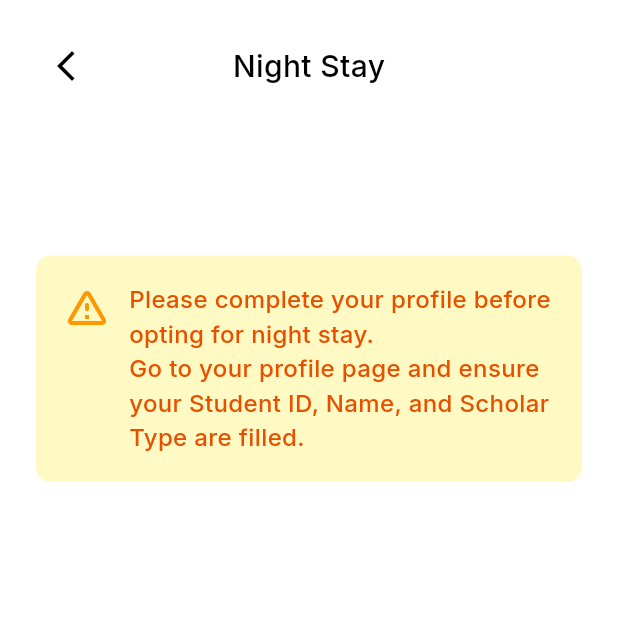
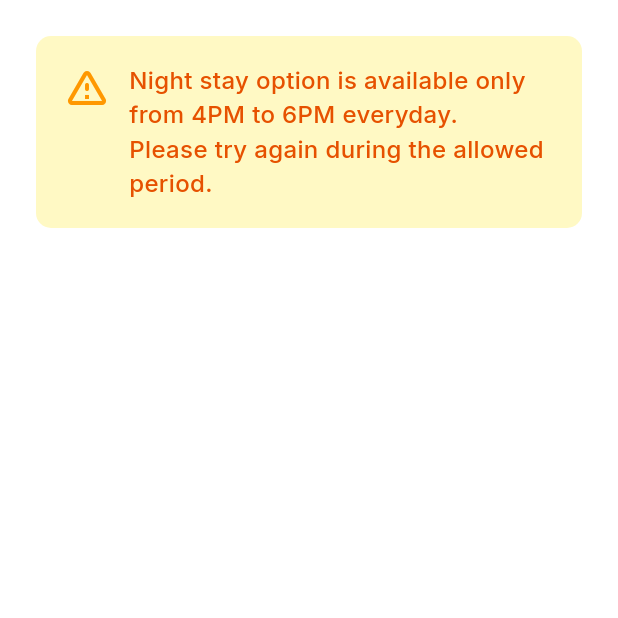
Before and after one commit to Sparkinovtech/Sairam, a Flutter app: the NightStayOptInScreen screen opened directly, on a phone screen of 412 x 824 dp, the top half of it. Run offline on Flutter 3.47's test engine with Material 3 defaults, Android fonts, the phone set to English and light mode, and no system bars; our stand-ins replace bloc, cloud_firestore, connectivity_plus, equatable, file_picker, firebase_auth and 11 more; missing offline and left inert: timeline_tile_plus; accounts and stored records are empty; project files that could hold a hidden picture were left out.

Commit message:
Changes to night stay UI and implementations

```diff
--- a/lib/Profile/Views/Components/Edit_Profile/edit_profile.dart
+++ b/lib/Profile/Views/Components/Edit_Profile/edit_profile.dart
@@ -361,7 +361,7 @@ class _EditProfileState extends State<EditProfile> {
     required String Function(T) itemLabelBuilder,
   }) {
     return DropdownButtonFormField<T>(
-      value: options.contains(selectedValue) ? selectedValue : null,
+      initialValue: options.contains(selectedValue) ? selectedValue : null,
       onChanged: onChange,
       isExpanded: true,
       decoration: InputDecoration(
--- a/lib/View/Components/Home/Components/Night_Stay/bloc/night_stay_bloc.dart
+++ b/lib/View/Components/Home/Components/Night_Stay/bloc/night_stay_bloc.dart
@@ -15,7 +15,8 @@ class NightStayBloc extends Bloc<NightStayEvent, NightStayState> {
     on<LoadNightStayStudentsEvent>(_onLoadStudents);
     on<_StudentsUpdated>(
       _onStudentsUpdated,
-    ); // Register handler for internal event
+    ); // Register handler for internal event<
+    on<CheckNightStayStatusEvent>(_onCheckNightStayStatus);
 
     // Automatically start listening for student list changes
     add(LoadNightStayStudentsEvent());
@@ -39,6 +40,19 @@ class NightStayBloc extends Bloc<NightStayEvent, NightStayState> {
       } else {
         emit(NightStayFailure('Invalid choice'));
       }
+    } catch (e) {
+      emit(NightStayFailure(e.toString()));
+    }
+  }
+
+  Future<void> _onCheckNightStayStatus(
+    CheckNightStayStatusEvent event,
+    Emitter<NightStayState> emit,
+  ) async {
+    emit(NightStayLoading());
+    try {
+      final hasOpted = await _provider.hasOptedForNightStay(event.studentId);
+      emit(NightStayStatusState(hasOpted));
     } catch (e) {
       emit(NightStayFailure(e.toString()));
     }
--- a/lib/View/Components/Home/Components/Night_Stay/bloc/night_stay_event.dart
+++ b/lib/View/Components/Home/Components/Night_Stay/bloc/night_stay_event.dart
@@ -21,3 +21,14 @@ class SaveNightStayEvent extends NightStayEvent {
 
 // Event to load/listen to night stay students (optional)
 class LoadNightStayStudentsEvent extends NightStayEvent {}
+
+
+// Add new event for checking current user's night stay status
+class CheckNightStayStatusEvent extends NightStayEvent {
+  final String studentId;
+
+  const CheckNightStayStatusEvent(this.studentId);
+
+  @override
+  List<Object?> get props => [studentId];
+}
--- a/lib/View/Components/Home/Components/Night_Stay/bloc/night_stay_state.dart
+++ b/lib/View/Components/Home/Components/Night_Stay/bloc/night_stay_state.dart
@@ -32,3 +32,13 @@ class NightStayLoaded extends NightStayState {
   @override
   List<Object?> get props => [students];
 }
+
+// Add new state for night stay status result
+class NightStayStatusState extends NightStayState {
+  final bool hasOpted;
+
+  const NightStayStatusState(this.hasOpted);
+
+  @override
+  List<Object?> get props => [hasOpted];
+}
--- a/lib/View/Components/Home/Components/Night_Stay/views/night_stay_opt_in_screen.dart
+++ b/lib/View/Components/Home/Components/Night_Stay/views/night_stay_opt_in_screen.dart
@@ -1,5 +1,3 @@
-import 'dart:developer' as devtools;
-
 import 'package:flutter/material.dart';
 import 'package:flutter_bloc/flutter_bloc.dart';
 import 'package:google_fonts/google_fonts.dart';
@@ -17,23 +15,158 @@ class NightStayOptInScreen extends StatefulWidget {
 }
 
 class _NightStayOptInScreenState extends State<NightStayOptInScreen> {
-  String? nightStayChoice; // "Yes" or "No"
+  bool hasOptedIn = false;
+
+  // Check if current time is between 4PM and 6PM
+  bool get isWithinAllowedTime {
+    final now = DateTime.now();
+    final start = DateTime(now.year, now.month, now.day, 16);
+    final end = DateTime(now.year, now.month, now.day, 18);
+    return now.isAfter(start) && now.isBefore(end);
+  }
 
   bool get infoMissing => widget.nightStayStudent == null;
 
   @override
+  void initState() {
+    super.initState();
+    // Dispatch event to check current night stay status from Firestore
+    if (widget.nightStayStudent != null) {
+      context.read<NightStayBloc>().add(
+        CheckNightStayStatusEvent(widget.nightStayStudent!.studentId),
+      );
+    }
+  }
+
+  void _toggleNightStay() {
+    if (widget.nightStayStudent == null) return;
+
+    if (hasOptedIn) {
+      // Cancel night stay request (No)
+      context.read<NightStayBloc>().add(
+        SaveNightStayEvent(widget.nightStayStudent!, 'No'),
+      );
+    } else {
+      // Opt in for night stay (Yes)
+      context.read<NightStayBloc>().add(
+        SaveNightStayEvent(widget.nightStayStudent!, 'Yes'),
+      );
+    }
+    // No need for setState here; react to bloc state changes
+  }
+
+  @override
   Widget build(BuildContext context) {
-    devtools.log("The Nigth stay student is ${widget.nightStayStudent}");
-    devtools.log("the Infomissing is $infoMissing");
     var size = MediaQuery.of(context).size;
 
+    // If outside allowed time, you can optionally enable this block to show warning
+    if (!isWithinAllowedTime) {
       return Scaffold(
+        backgroundColor: Colors.white,
+        body: SafeArea(
+          child: Container(
+            margin: const EdgeInsets.symmetric(horizontal: 24, vertical: 24),
+            padding: const EdgeInsets.all(18),
+            decoration: BoxDecoration(
+              color: Colors.yellow[100],
+              borderRadius: BorderRadius.circular(10),
+            ),
+            child: Row(
+              crossAxisAlignment: CrossAxisAlignment.start,
+              children: [
+                const Icon(
+                  Icons.warning_amber_rounded,
+                  color: Colors.orange,
+                  size: 32,
+                ),
+                const SizedBox(width: 12),
+                Expanded(
+                  child: Text(
+                    'Night stay option is available only from 4PM to 6PM everyday.\n'
+                    'Please try again during the allowed period.',
+                    style: GoogleFonts.inter(
+                      color: Colors.orange[900],
+                      fontSize: 16,
+                      fontWeight: FontWeight.w500,
+                    ),
+                  ),
+                ),
+              ],
+            ),
+          ),
+        ),
+      );
+    }
+
+    // Within allowed time, if profile incomplete show profile incomplete widget
+    if (infoMissing) {
+      return Scaffold(
+        backgroundColor: Colors.white,
+        body: SafeArea(
+          child: Container(
+            margin: const EdgeInsets.symmetric(horizontal: 24, vertical: 24),
+            padding: const EdgeInsets.all(18),
+            decoration: BoxDecoration(
+              color: Colors.yellow[100],
+              borderRadius: BorderRadius.circular(10),
+            ),
+            child: Row(
+              crossAxisAlignment: CrossAxisAlignment.start,
+              children: [
+                const Icon(
+                  Icons.warning_amber_rounded,
+                  color: Colors.orange,
+                  size: 32,
+                ),
+                const SizedBox(width: 12),
+                Expanded(
+                  child: Text(
+                    'Please complete your profile before opting for night stay.\n'
+                    'Go to your profile page and ensure your Student ID, Name, and Scholar Type are filled.',
+                    style: GoogleFonts.inter(
+                      color: Colors.orange[900],
+                      fontSize: 16,
+                      fontWeight: FontWeight.w500,
+                    ),
+                  ),
+                ),
+              ],
+            ),
+          ),
+        ),
+      );
+    }
+
+    // Within allowed time and profile complete: show the toggle button with related text
+    return BlocListener<NightStayBloc, NightStayState>(
+      listener: (context, state) {
+        if (state is NightStayStatusState) {
+          setState(() {
+            hasOptedIn = state.hasOpted;
+          });
+        } else if (state is NightStaySuccess) {
+          // Refresh night stay status after a successful toggle
+          if (widget.nightStayStudent != null) {
+            context.read<NightStayBloc>().add(
+              CheckNightStayStatusEvent(widget.nightStayStudent!.studentId),
+            );
+          }
+        } else if (state is NightStayFailure) {
+          ScaffoldMessenger.of(
+            context,
+          ).showSnackBar(SnackBar(content: Text('Error: ${state.error}')));
+        }
+      },
+      child: Scaffold(
         backgroundColor: Colors.white,
         body: SafeArea(
           child: Column(
             children: [
               Padding(
-              padding: const EdgeInsets.symmetric(horizontal: 20, vertical: 20),
+                padding: const EdgeInsets.symmetric(
+                  horizontal: 20,
+                  vertical: 20,
+                ),
                 child: SizedBox(
                   width: double.infinity,
                   child: Stack(
@@ -64,41 +197,10 @@ class _NightStayOptInScreenState extends State<NightStayOptInScreen> {
                 ),
               ),
               SizedBox(height: size.height * .10),
-            infoMissing
-                ? Container(
-                    margin: const EdgeInsets.symmetric(horizontal: 24),
-                    padding: const EdgeInsets.all(18),
-                    decoration: BoxDecoration(
-                      color: Colors.yellow[100],
-                      borderRadius: BorderRadius.circular(10),
-                    ),
-                    child: Row(
-                      crossAxisAlignment: CrossAxisAlignment.start,
-                      children: [
-                        const Icon(
-                          Icons.warning_amber_rounded,
-                          color: Colors.orange,
-                          size: 32,
-                        ),
-                        const SizedBox(width: 12),
-                        Expanded(
-                          child: Text(
-                            'Please complete your profile before opting for night stay.\n'
-                            'Go to your profile page and ensure your Student ID, Name, and Scholar Type are filled.',
-                            style: GoogleFonts.inter(
-                              color: Colors.orange[900],
-                              fontSize: 16,
-                              fontWeight: FontWeight.w500,
-                            ),
-                          ),
-                        ),
-                      ],
-                    ),
-                  )
-                : Column(
-                    children: [
               Text(
-                        "Do you want to stay tonight?",
+                hasOptedIn
+                    ? "You have opted for night stay."
+                    : "Do you want to stay tonight?",
                 style: GoogleFonts.inter(
                   color: Colors.black,
                   fontSize: 18,
@@ -107,123 +209,28 @@ class _NightStayOptInScreenState extends State<NightStayOptInScreen> {
                 textAlign: TextAlign.center,
               ),
               SizedBox(height: size.height * .04),
-                      Row(
-                        mainAxisAlignment: MainAxisAlignment.center,
-                        children: [
-                          _choiceButton(
-                            label: "Yes",
-                            isSelected: nightStayChoice == "Yes",
-                            onTap: () =>
-                                setState(() => nightStayChoice = "Yes"),
-                            context: context,
-                          ),
-                          const SizedBox(width: 28),
-                          _choiceButton(
-                            label: "No",
-                            isSelected: nightStayChoice == "No",
-                            onTap: () => setState(() => nightStayChoice = "No"),
-                            context: context,
-                          ),
-                        ],
-                      ),
-                    ],
-                  ),
-          ],
-        ),
-      ),
-      bottomNavigationBar: infoMissing
-          ? null
-          : Padding(
-              padding: const EdgeInsets.symmetric(horizontal: 30, vertical: 20),
-              child: BlocConsumer<NightStayBloc, NightStayState>(
-                listener: (context, state) {
-                  if (state is NightStaySuccess) {
-                    ScaffoldMessenger.of(context).showSnackBar(
-                      const SnackBar(
-                        content: Text("Your night stay choice has been saved."),
-                      ),
-                    );
-                  } else if (state is NightStayFailure) {
-                    ScaffoldMessenger.of(context).showSnackBar(
-                      SnackBar(content: Text("Failed to save: ${state.error}")),
-                    );
-                  }
-                },
-                builder: (context, state) {
-                  bool isLoading = state is NightStayLoading;
-                  bool canSubmit = nightStayChoice != null && !isLoading;
-                  return MaterialButton(
+              Padding(
+                padding: const EdgeInsets.symmetric(horizontal: 30),
+                child: MaterialButton(
                   elevation: 0,
-                    onPressed: !canSubmit
-                        ? null
-                        : () {
-                            context.read<NightStayBloc>().add(
-                              SaveNightStayEvent(
-                                widget.nightStayStudent!,
-                                nightStayChoice!,
-                              ),
-                            );
-                            ScaffoldMessenger.of(context).showSnackBar(
-                              const SnackBar(
-                                content: Text(
-                                  "You have opted out of Night Stay.",
-                                ),
-                              ),
-                            );
-                          },
-
-                    color: Colors.blue,
+                  onPressed: _toggleNightStay,
+                  color: hasOptedIn ? Colors.red : Colors.blue,
                   minWidth: double.infinity,
-                    height: size.height * .05,
+                  height: size.height * .06,
                   shape: RoundedRectangleBorder(
                     borderRadius: BorderRadius.circular(10),
                   ),
-                    child: isLoading
-                        ? const SizedBox(
-                            width: 24,
-                            height: 24,
-                            child: CircularProgressIndicator(
+                  child: Text(
+                    hasOptedIn ? "Cancel Stay" : "Stay Tonight",
+                    style: GoogleFonts.inter(
                       color: Colors.white,
-                              strokeWidth: 2,
-                            ),
-                          )
-                        : Text(
-                            "Submit",
-                            style: GoogleFonts.lato(
-                              color: Colors.white,
-                              fontSize: 16,
-                              fontWeight: FontWeight.w500,
+                      fontSize: 18,
+                      fontWeight: FontWeight.w600,
                     ),
                   ),
-                  );
-                },
                 ),
               ),
-    );
-  }
-
-  Widget _choiceButton({
-    required String label,
-    required bool isSelected,
-    required VoidCallback onTap,
-    required BuildContext context,
-  }) {
-    return InkWell(
-      onTap: onTap,
-      borderRadius: BorderRadius.circular(12),
-      child: Container(
-        padding: const EdgeInsets.symmetric(vertical: 18, horizontal: 32),
-        decoration: BoxDecoration(
-          color: isSelected ? Colors.blue : Colors.grey.withValues(alpha: 0.12),
-          borderRadius: BorderRadius.circular(12),
-          border: isSelected ? Border.all(color: Colors.blue, width: 2) : null,
-        ),
-        child: Text(
-          label,
-          style: GoogleFonts.inter(
-            color: isSelected ? Colors.white : Colors.black87,
-            fontSize: 17,
-            fontWeight: FontWeight.w600,
+            ],
           ),
         ),
       ),
```
Also changed, not shown: lib/View/Components/Home/Components/Night_Stay/service/night_stay_provider.dart (+15 -0 lines), pubspec.lock, 1 other file. Lines whose indentation alone changed are shown as unchanged.
